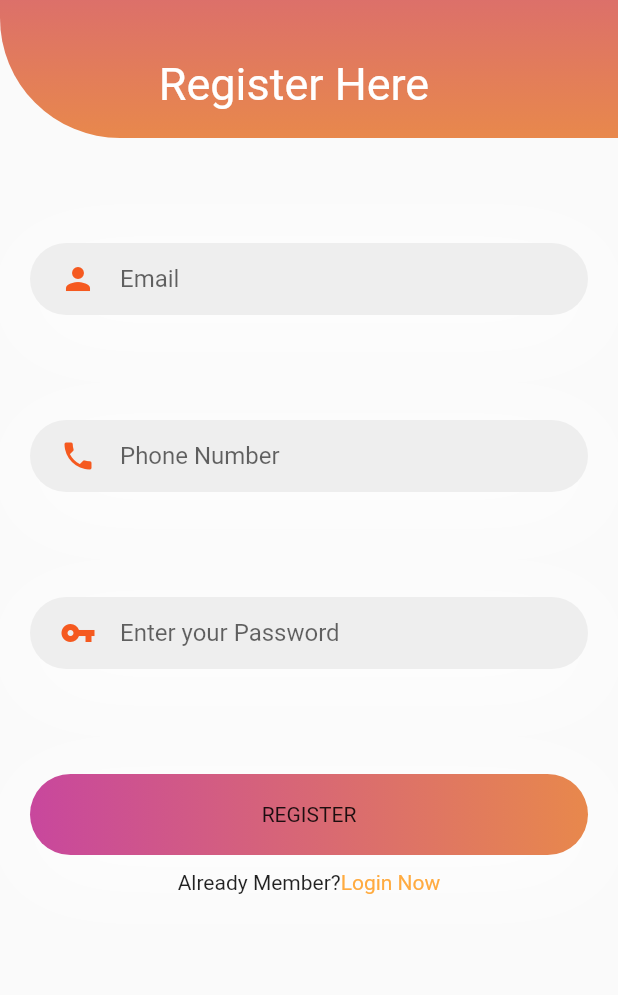
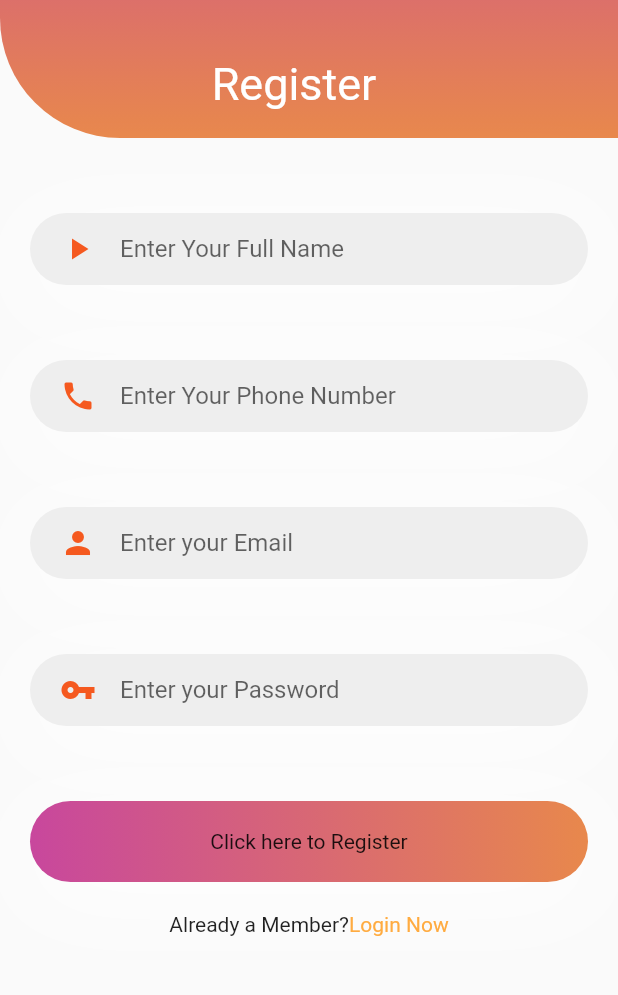
Before and after one commit to Arjun2002tiwari/ch_app, a Flutter app: the screen it shows after launch, after a tap on "Register Now", on a phone screen of 412 x 824 dp, the part 237-1232 px from its top. Run offline on Flutter 3.47's test engine with Material 2 defaults, Android fonts, the phone set to English and light mode, and no system bars; our stand-ins replace cloud_firestore, curved_navigation_bar, firebase_auth, firebase_core, flip_card, fluttertoast and 2 more; missing offline and left inert: flutter_phone_direct_caller, flutter_sms, fluttercontactpicker; accounts and stored records are empty.

Commit message:
changes in signup

```diff
--- a/lib/Auth.dart
+++ b/lib/Auth.dart
@@ -16,17 +16,34 @@ class Auth{
       print(e.toString());
     }
   }
-Future signInWithEmailAndPassword(String email,String password)async{
-  try{
-    UserCredential result=await _auth.signInWithEmailAndPassword(email: email, password: password);
-    User? user=result.user;
-    print(user?.uid);
-    return user;
-    }
-    catch(e){
-      print(e.toString());
-    }
-}
+// Future signInWithEmailAndPassword(String email,String password)async{
+//   try{
+//     UserCredential result=await _auth.signInWithEmailAndPassword(email: email, password: password);
+//     User? user=result.user;
+//     print(user?.uid);
+//     return user;
+//     }
+//     catch(e){
+//       print(e.toString());
+//     }
+// }
+// void signInWithEmailAndPassword() async {
+//   final FirebaseUser user = (await _auth.signInWithEmailAndPassword(
+//     email: _emailController.text,
+//     password: _passwordController.text,
+//   )).user;
+
+//   if (user != null) {
+//     setState(() {
+//       _success = true;
+//       _userEmail = user.email;
+//     });
+//   } else {
+//     setState(() {
+//       _success = false;
+//     });
+//   }
+// }
 
 
   Future signOut() async {
--- a/lib/Database.dart
+++ b/lib/Database.dart
@@ -17,8 +17,9 @@ class Database{
     return false;
   }
 
-  uploadUserInfo(String email,String phone) async {
+  uploadUserInfo(String Name,String email,String phone) async {
      await FirebaseFirestore.instance.collection('users').doc(email).set({
+      'name':Name,
       'email': email,
       'phone':phone,
     });
--- a/lib/login.dart
+++ b/lib/login.dart
@@ -1,9 +1,13 @@
 // ignore_for_file: prefer_const_literals_to_create_immutables, prefer_const_constructors, sort_child_properties_last
 
+import 'package:ch_app/otp.dart';
 import 'package:flutter/material.dart';
+import 'package:fluttertoast/fluttertoast.dart';
 import 'Bottom_bar.dart';
 import 'dash.dart';
 import 'signup.dart';
+import 'Auth.dart';
+import 'Database.dart';
 
 class Login extends StatefulWidget {
   @override
@@ -11,12 +15,18 @@ class Login extends StatefulWidget {
 }
 
 class InitState extends State<Login> {
+  get auth => null;
+
   @override
   Widget build(BuildContext context) {
     return initWidget();
   }
 
   Widget initWidget() {
+     final TextEditingController _email = TextEditingController();
+     final TextEditingController _password = TextEditingController();
+      Database db = new Database();
+    Auth auth = new Auth();
     return Scaffold(
       body: SingleChildScrollView(
           child: Column(
@@ -65,6 +75,7 @@ class InitState extends State<Login> {
             ),
             alignment: Alignment.center,
             child: TextField(
+               controller: _email,
               cursorColor: Color(0xffF5591F),
               decoration: InputDecoration(
                   icon: Icon(
@@ -89,6 +100,7 @@ class InitState extends State<Login> {
             ),
             alignment: Alignment.center,
             child: TextField(
+              controller: _password,
               obscureText: true,
               cursorColor: Color(0xffF5591F),
               decoration: InputDecoration(
@@ -105,13 +117,14 @@ class InitState extends State<Login> {
               margin: EdgeInsets.only(top: 10, right: 20),
               alignment: Alignment.centerRight,
               child: GestureDetector(
-                child: Text("Forget Password"),
+                child: Text("Forget Password ?"),
                 onTap: () => {},
               )),
           GestureDetector(
-            onTap: (){
-              Navigator.pushReplacement(context,
-                    MaterialPageRoute(builder: (context) => BottomBar()));
+            onTap: () async {
+
+
+
             },
             child: Container(
               margin: EdgeInsets.only(left: 20, right: 20, top: 70),
@@ -132,7 +145,7 @@ class InitState extends State<Login> {
                 ],
               ),
               child: Text(
-                "LOGIN",
+                "Click here to Login",
                 style: TextStyle(),
               ),
             ),
--- a/lib/signup.dart
+++ b/lib/signup.dart
@@ -2,11 +2,11 @@
 
 import 'package:flutter/material.dart';
 import 'package:fluttertoast/fluttertoast.dart';
-
-
 import 'Database.dart';
+import 'login.dart';
 import 'otp.dart';
 import 'Auth.dart';
+import 'dart:ui';
 
 class Signup extends StatefulWidget {
   @override
@@ -20,13 +20,12 @@ class InitState extends State<Signup> {
   }
 
   Widget initWidget() {
-  final TextEditingController _email =
-      TextEditingController();
+    final TextEditingController _name = TextEditingController();
+    final TextEditingController _email = TextEditingController();
     final TextEditingController _number = TextEditingController();
-  final TextEditingController _password =
-      TextEditingController();
-      Database db=new Database();
-      Auth auth=new Auth();
+    final TextEditingController _password = TextEditingController();
+    Database db = new Database();
+    Auth auth = new Auth();
     return Scaffold(
       body: SingleChildScrollView(
         child: Column(
@@ -55,7 +54,7 @@ class InitState extends State<Signup> {
                       margin: EdgeInsets.only(right: 20, top: 20),
                       alignment: Alignment.center,
                       child: Text(
-                        "Register Here",
+                        "Register",
                         style: TextStyle(fontSize: 30, color: Colors.white),
                       ),
                     )
@@ -64,7 +63,7 @@ class InitState extends State<Signup> {
               ),
             ),
             Container(
-              margin: EdgeInsets.only(left: 20, right: 20, top: 70),
+              margin: EdgeInsets.only(left: 20, right: 20, top: 50),
               padding: EdgeInsets.only(left: 20, right: 20),
               decoration: BoxDecoration(
                 borderRadius: BorderRadius.circular(50),
@@ -78,20 +77,20 @@ class InitState extends State<Signup> {
               ),
               alignment: Alignment.center,
               child: TextField(
-                controller:_email,
+                controller: _name,
                 cursorColor: Color(0xffF5591F),
                 decoration: InputDecoration(
                     icon: Icon(
-                      Icons.person,
+                      Icons.play_arrow,
                       color: Color(0xffF5591F),
                     ),
-                    hintText: "Email",
+                    hintText: "Enter Your Full Name",
                     enabledBorder: InputBorder.none,
                     focusedBorder: InputBorder.none),
               ),
             ),
             Container(
-              margin: EdgeInsets.only(left: 20, right: 20, top: 70),
+              margin: EdgeInsets.only(left: 20, right: 20, top: 50),
               padding: EdgeInsets.only(left: 20, right: 20),
               decoration: BoxDecoration(
                 borderRadius: BorderRadius.circular(50),
@@ -105,20 +104,47 @@ class InitState extends State<Signup> {
               ),
               alignment: Alignment.center,
               child: TextField(
-                controller:_number,
+                controller: _number,
                 cursorColor: Color(0xffF5591F),
                 decoration: InputDecoration(
                     icon: Icon(
                       Icons.phone,
                       color: Color(0xffF5591F),
                     ),
-                    hintText: "Phone Number",
+                    hintText: "Enter Your Phone Number",
                     enabledBorder: InputBorder.none,
                     focusedBorder: InputBorder.none),
               ),
             ),
             Container(
-              margin: EdgeInsets.only(left: 20, right: 20, top: 70),
+              margin: EdgeInsets.only(left: 20, right: 20, top: 50),
+              padding: EdgeInsets.only(left: 20, right: 20),
+              decoration: BoxDecoration(
+                borderRadius: BorderRadius.circular(50),
+                color: Colors.grey[200],
+                boxShadow: [
+                  BoxShadow(
+                      offset: Offset(0, 10),
+                      blurRadius: 50,
+                      color: Colors.white)
+                ],
+              ),
+              alignment: Alignment.center,
+              child: TextField(
+                controller: _email,
+                cursorColor: Color(0xffF5591F),
+                decoration: InputDecoration(
+                    icon: Icon(
+                      Icons.person,
+                      color: Color(0xffF5591F),
+                    ),
+                    hintText: "Enter your Email",
+                    enabledBorder: InputBorder.none,
+                    focusedBorder: InputBorder.none),
+              ),
+            ),
+            Container(
+              margin: EdgeInsets.only(left: 20, right: 20, top: 50),
               padding: EdgeInsets.only(left: 20, right: 20),
               decoration: BoxDecoration(
                 borderRadius: BorderRadius.circular(50),
@@ -146,19 +172,19 @@ class InitState extends State<Signup> {
               ),
             ),
             GestureDetector(
-              onTap:() async{
-                var isP=await db.checkuser(_email.text);
-                if(isP){
+              onTap: () async {
+                var isP = await db.checkuser(_email.text);
+                if (isP) {
                   Fluttertoast.showToast(
                       msg: "User exist Already!",
                       backgroundColor: Colors.red,
                       textColor: Colors.white,
-                    fontSize: 20
-                  );
-                }
-                else{
-                  db.uploadUserInfo(_email.text, _number.text);
-                  auth.signupWithEmailAndPassword(_email.text,_password.text).then((val){
+                      fontSize: 20);
+                } else {
+                  db.uploadUserInfo(_name.text, _email.text, _number.text);
+                  auth
+                      .signupWithEmailAndPassword(_email.text, _password.text)
+                      .then((val) {
                     Navigator.pushReplacement(context,
                         MaterialPageRoute(builder: (context) => Otp()));
                   });
@@ -166,12 +192,11 @@ class InitState extends State<Signup> {
                       msg: "Sign Up Completed!",
                       backgroundColor: Colors.green[700],
                       textColor: Colors.white,
-                    fontSize: 20
-                  );
+                      fontSize: 20);
                 }
               },
               child: Container(
-                margin: EdgeInsets.only(left: 20, right: 20, top: 70),
+                margin: EdgeInsets.only(left: 20, right: 20, top: 50),
                 padding: EdgeInsets.only(left: 20, right: 20),
                 alignment: Alignment.center,
                 height: 54,
@@ -189,19 +214,22 @@ class InitState extends State<Signup> {
                   ],
                 ),
                 child: Text(
-                  "REGISTER",
+                  "Click here to Register",
                   style: TextStyle(),
                 ),
               ),
             ),
             Container(
-              margin: EdgeInsets.only(top: 10),
+              margin: EdgeInsets.only(top: 20),
               child: Row(
                 mainAxisAlignment: MainAxisAlignment.center,
                 children: [
-                  Text("Already Member?"),
+                  Text("Already a Member?"),
                   GestureDetector(
-                    onTap: () => {},
+                    onTap: () => {
+                      Navigator.push(context,
+                          MaterialPageRoute(builder: (context) => Login()))
+                    },
                     child: Text(
                       "Login Now",
                       style: TextStyle(color: Colors.orangeAccent),
```
Lines whose indentation alone changed are shown as unchanged.
